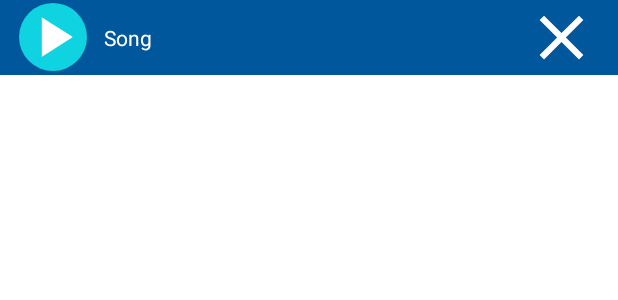
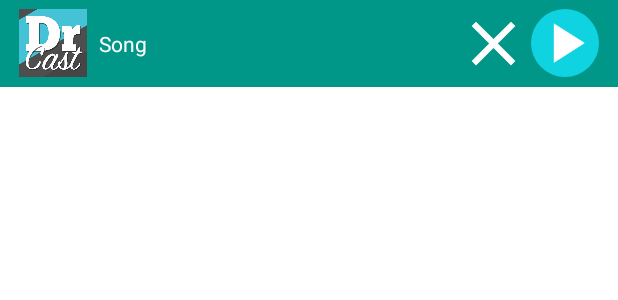
Before and after one commit to awave1/Droider, an Android app: the layout player_notification.xml on its own in the app's theme, with its tools: preview values and no code run, on a phone screen of 412 x 824 dp. Shown: the top 300 px of the screen. Run offline under Robolectric (Android 15) with nearby library versions, the light colour scheme and no system bars.

Commit message:
fix play from notification; fix notification ui

```diff
--- a/app/src/main/java/com/apps/wow/droider/Player/MainView.kt
+++ b/app/src/main/java/com/apps/wow/droider/Player/MainView.kt
@@ -23,7 +23,7 @@ interface MainView {
 
     fun setupSeekbar()
 
-    fun startPlayProgressUpdater()
+    fun startOrResume()
 
     fun pausePlayer()
 
--- a/app/src/main/java/com/apps/wow/droider/Player/NotificationService.kt
+++ b/app/src/main/java/com/apps/wow/droider/Player/NotificationService.kt
@@ -123,7 +123,7 @@ class NotificationService : Service() {
             } else {
                 showNotification(1)
                 isPause = false
-                mView.setupSeekbar()
+                mView.startOrResume()
             }
         } else if (intent.action == Const.ACTION.STOPFOREGROUND_ACTION) {
             mView.setControlButtonImageResource(R.drawable.play)
--- a/app/src/main/java/com/apps/wow/droider/Player/PlayerFragment.kt
+++ b/app/src/main/java/com/apps/wow/droider/Player/PlayerFragment.kt
@@ -165,8 +165,11 @@ class PlayerFragment : Fragment(), MainView {
                 String.format("%02d:%02d", TimeUnit.MILLISECONDS.toMinutes(millis) % TimeUnit.HOURS.toMinutes(1),
                         TimeUnit.MILLISECONDS.toSeconds(millis) % TimeUnit.MINUTES.toSeconds(1))
 
+    override fun startOrResume() {
+       player?.start()
+    }
 
-    override fun startPlayProgressUpdater() {
+    fun startPlayProgressUpdater() {
         if (Player.isPlaying) {
             Log.d(javaClass.name, "Time in sec: " + Player.pauseTime)
             Observable.timer(1, TimeUnit.SECONDS, Schedulers.io()).flatMap {
--- a/app/src/main/res/layout/player_notification.xml
+++ b/app/src/main/res/layout/player_notification.xml
@@ -1,24 +1,63 @@
 <?xml version="1.0" encoding="utf-8"?>
 <layout
-    xmlns:android="http://schemas.android.com/apk/res/android">
+    xmlns:android="http://schemas.android.com/apk/res/android"
+    xmlns:tools="http://schemas.android.com/tools">
 
     <RelativeLayout
         android:layout_width="match_parent"
         android:layout_height="wrap_content"
-        android:orientation="horizontal"
-        android:background="@color/notificationColor">
+        android:background="@color/colorAccent_light"
+        android:orientation="horizontal">
 
 
         <LinearLayout
             android:layout_width="match_parent"
             android:layout_height="wrap_content"
-            android:orientation="horizontal"
+            android:layout_centerHorizontal="true"
+            android:layout_centerVertical="true"
+            android:layout_marginEnd="10dp"
             android:layout_marginLeft="15dp"
+            android:layout_marginRight="10dp"
             android:layout_marginStart="15dp"
-            android:layout_marginEnd="10dp"
-            android:layout_marginRight="10dp"
-            android:layout_centerVertical="true"
-            android:layout_centerHorizontal="true">
+            android:layout_marginTop="8dp"
+            android:orientation="horizontal">
+
+            <ImageButton
+                android:id="@+id/icon"
+                android:layout_width="45dp"
+                android:layout_height="45dp"
+                android:layout_gravity="center"
+                android:background="@drawable/play_button"
+                android:contentDescription="@string/cd_play"
+                android:scaleType="centerCrop"
+                android:src="@drawable/dr_cast"/>
+
+            <LinearLayout
+                android:layout_width="0dp"
+                android:layout_height="wrap_content"
+                android:layout_gravity="center_vertical"
+                android:layout_marginLeft="8dp"
+                android:layout_marginStart="8dp"
+                android:layout_weight="1"
+                android:orientation="vertical">
+
+                <TextView
+                    android:id="@+id/track_tv"
+                    android:layout_width="wrap_content"
+                    android:layout_height="wrap_content"
+                    android:textColor="@color/titleColor"
+                    tools:text="Song"
+                    />
+            </LinearLayout>
+
+            <ImageButton
+                android:id="@+id/status_bar_collapse"
+                android:layout_width="50dp"
+                android:layout_height="50dp"
+                android:layout_gravity="center"
+                android:background="@android:color/transparent"
+                android:scaleType="fitCenter"
+                android:src="@drawable/ic_close"/>
 
             <ImageButton
                 android:id="@+id/status_bar_play"
@@ -28,35 +67,8 @@
                 android:background="@drawable/play_button"
                 android:contentDescription="@string/cd_play"
                 android:scaleType="fitCenter"
-                android:src="@drawable/play" />
+                android:src="@drawable/play"/>
 
-            <LinearLayout
-                android:layout_width="0dp"
-                android:layout_height="wrap_content"
-                android:layout_gravity="center_vertical"
-                android:layout_weight="1"
-                android:orientation="vertical"
-                android:paddingLeft="@dimen/status_bar_button_info_container_padding_left">
-
-
-                <TextView
-                    android:id="@+id/track_tv"
-                    android:layout_width="wrap_content"
-                    android:layout_height="wrap_content"
-                    android:textColor="@color/titleColor"
-                    android:text="Song"
-                    />
-            </LinearLayout>
-
-
-            <ImageButton
-                android:id="@+id/status_bar_collapse"
-                android:layout_width="50dp"
-                android:layout_height="50dp"
-                android:layout_gravity="center"
-                android:background="@android:color/transparent"
-                android:scaleType="fitCenter"
-                android:src="@drawable/ic_close" />
         </LinearLayout>
 
     </RelativeLayout>
```
